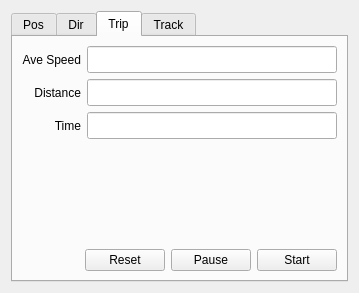
Old version of the form qtpedometer.ui in the repository wolfmanjm/qtpedometer.
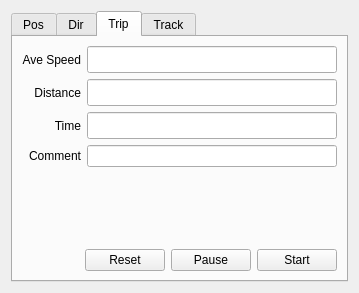
New version of the form. The open tabs and pages were chosen to show the change.

Commit message: Added save trip to menu

The edit to the form file:
```diff
--- a/qtpedometer.ui
+++ b/qtpedometer.ui
@@ -249,6 +249,19 @@
            </property>
           </widget>
          </item>
+         <item row="3" column="0" >
+          <widget class="QLabel" name="label_9" >
+           <property name="text" >
+            <string>Comment</string>
+           </property>
+           <property name="alignment" >
+            <set>Qt::AlignRight|Qt::AlignTrailing|Qt::AlignVCenter</set>
+           </property>
+          </widget>
+         </item>
+         <item row="3" column="1" >
+          <widget class="QLineEdit" name="tripComment" />
+         </item>
         </layout>
        </item>
        <item row="2" column="0" >
```
Left out of the diff: 2 changed lines with no effect on the pictures. The commit also changes 4 other files.
